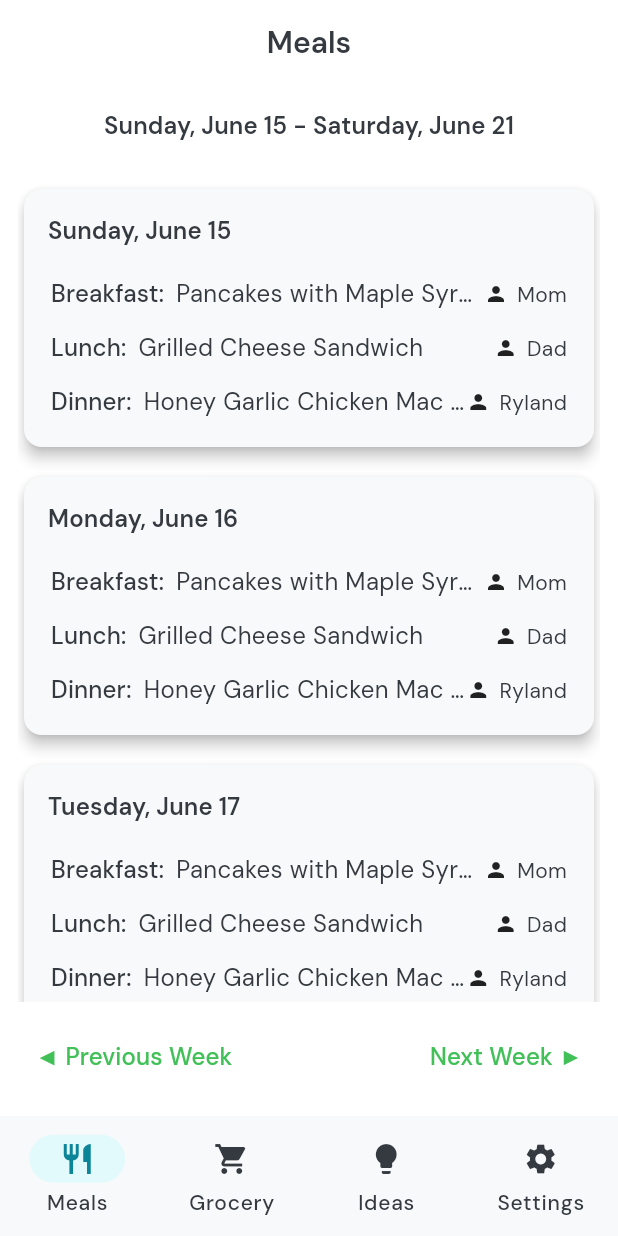
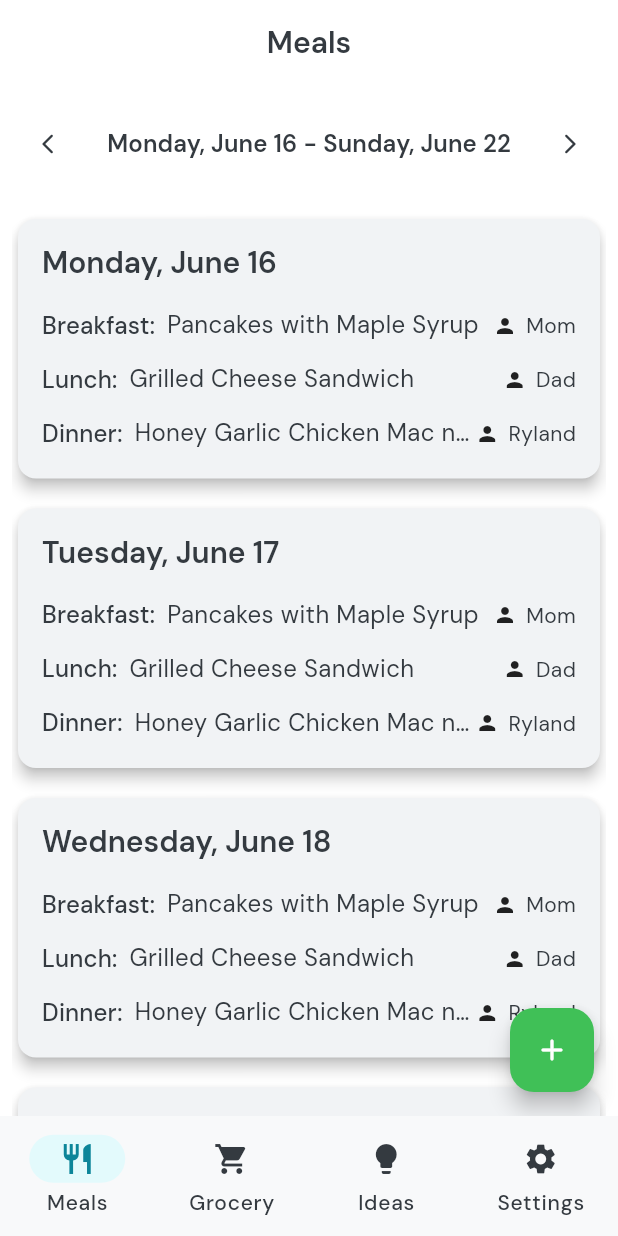
Before and after one commit to Kenz-code/meal_map, a Flutter app: the screen it shows after launch, on a phone screen of 412 x 824 dp. Run offline on Flutter 3.47's test engine with Material 3 defaults, Android fonts, the phone set to English and light mode, and no system bars; our stand-ins replace go_router, google_fonts.

Commit message:
create meal page and meal page work

```diff
--- a/lib/core/theme/theme.dart
+++ b/lib/core/theme/theme.dart
@@ -9,6 +9,7 @@ final ThemeData lightTheme = ThemeData(
   appBarTheme: AppBarTheme(
     backgroundColor: lightColorScheme.surface,
     foregroundColor: lightColorScheme.onSurface,
+    surfaceTintColor: Colors.transparent,
     elevation: 0,
     centerTitle: true,
     titleTextStyle: textTheme.titleLarge
@@ -71,6 +72,10 @@ final ThemeData lightTheme = ThemeData(
     contentTextStyle: textTheme.bodyLarge?.copyWith(color: lightColorScheme.onSurface),
     shape: RoundedRectangleBorder(borderRadius: BorderRadius.circular(20)),
   ),
+  floatingActionButtonTheme: FloatingActionButtonThemeData(
+    backgroundColor: lightColorScheme.primary,
+    foregroundColor: lightColorScheme.onPrimary
+  ),
 );
 
 final ThemeData darkTheme = ThemeData(
@@ -80,6 +85,7 @@ final ThemeData darkTheme = ThemeData(
   appBarTheme: AppBarTheme(
     backgroundColor: darkColorScheme.surface,
     foregroundColor: darkColorScheme.onSurface,
+    surfaceTintColor: Colors.transparent,
     elevation: 0,
     centerTitle: true,
   ),
@@ -143,4 +149,8 @@ final ThemeData darkTheme = ThemeData(
     contentTextStyle: darkTextTheme.bodyLarge?.copyWith(color: darkColorScheme.onSurface),
     shape: RoundedRectangleBorder(borderRadius: BorderRadius.circular(20)),
   ),
+  floatingActionButtonTheme: FloatingActionButtonThemeData(
+      backgroundColor: lightColorScheme.primary,
+      foregroundColor: lightColorScheme.onPrimary
+  ),
 );
--- a/lib/features/home/screens/main.dart
+++ /dev/null
@@ -1,172 +0,0 @@
-import 'package:flutter/material.dart';
-import 'package:intl/intl.dart'; // Add intl to pubspec.yaml
-
-class Meal {
-  String name;
-  String cook;
-
-  Meal({required this.name, required this.cook});
-}
-
-class MealPlan {
-  Meal? breakfast;
-  Meal? lunch;
-  Meal? dinner;
-
-  MealPlan({this.breakfast, this.lunch, this.dinner});
-}
-
-class HomePage extends StatefulWidget {
-  const HomePage({Key? key}) : super(key: key);
-
-  @override
-  State<HomePage> createState() => _HomePageState();
-}
-
-class _HomePageState extends State<HomePage> {
-  DateTime startOfWeek = DateTime.now();
-  late List<MealPlan> weekMeals;
-
-  final List<String> weekdayNames = ['Sunday', 'Monday', 'Tuesday', 'Wednesday', 'Thursday', 'Friday', 'Saturday'];
-
-  @override
-  void initState() {
-    super.initState();
-    _generateDummyMeals();
-  }
-
-  void _generateDummyMeals() {
-    weekMeals = List.generate(7, (index) {
-      return MealPlan(
-        breakfast: Meal(name: 'Pancakes with Maple Syrup', cook: 'Mom'),
-        lunch: Meal(name: 'Grilled Cheese Sandwich', cook: 'Dad'),
-        dinner: Meal(name: 'Honey Garlic Chicken Mac n Cheese', cook: 'Ryland'),
-      );
-    });
-  }
-
-  void _changeWeek(int offset) {
-    setState(() {
-      startOfWeek = startOfWeek.add(Duration(days: 7 * offset));
-      _generateDummyMeals(); // Replace with your real data load
-    });
-  }
-
-  void _editMeal(String type, int dayIndex) {
-    // Your edit/delete logic here
-    debugPrint('Edit $type for day $dayIndex');
-  }
-
-  DateTime get _startOfWeek {
-    // Adjust to Sunday as start of week
-    return startOfWeek.subtract(Duration(days: startOfWeek.weekday % 7));
-  }
-
-  String _formatDate(DateTime date) {
-    // e.g. Monday, May 27, 2025
-    return DateFormat('EEEE, MMMM d').format(date);
-  }
-
-  @override
-  Widget build(BuildContext context) {
-    return Scaffold(
-      appBar: AppBar(
-        title: const Text('Meals'),
-        centerTitle: true,
-      ),
-      body: Padding(
-        padding: const EdgeInsets.symmetric(horizontal: 12, vertical: 16),
-        child: Column(
-          children: [
-            Text(
-              '${_formatDate(_startOfWeek)} - ${_formatDate(_startOfWeek.add(const Duration(days: 6)))}',
-              style: Theme.of(context).textTheme.titleMedium,
-            ),
-            const SizedBox(height: 20),
-            Expanded(
-              child: ListView.builder(
-                itemCount: 7,
-                itemBuilder: (context, index) {
-                  final date = _startOfWeek.add(Duration(days: index));
-                  final mealPlan = weekMeals[index];
-                  final dayName = weekdayNames[date.weekday % 7];
-
-                  return Card(
-                    margin: const EdgeInsets.symmetric(vertical: 10, horizontal: 4),
-                    elevation: 4,
-                    shape: RoundedRectangleBorder(borderRadius: BorderRadius.circular(12)),
-                    child: Padding(
-                      padding: const EdgeInsets.symmetric(vertical: 16, horizontal: 16),
-                      child: Column(
-                        crossAxisAlignment: CrossAxisAlignment.start,
-                        children: [
-                          Text(
-                            "${_formatDate(date)}",
-                            style: Theme.of(context).textTheme.titleMedium,
-                          ),
-                          const SizedBox(height: 16),
-                          _buildMealRow('Breakfast', mealPlan.breakfast, () => _editMeal('breakfast', index)),
-                          const SizedBox(height: 8),
-                          _buildMealRow('Lunch', mealPlan.lunch, () => _editMeal('lunch', index)),
-                          const SizedBox(height: 8),
-                          _buildMealRow('Dinner', mealPlan.dinner, () => _editMeal('dinner', index)),
-                        ],
-                      ),
-                    ),
-                  );
-                },
-              ),
-            ),
-            const SizedBox(height: 12),
-            Row(
-              mainAxisAlignment: MainAxisAlignment.spaceBetween,
-              children: [
-                TextButton(
-                  onPressed: () => _changeWeek(-1),
-                  child: const Text('◀ Previous Week', style: TextStyle(fontSize: 16)),
-                ),
-                TextButton(
-                  onPressed: () => _changeWeek(1),
-                  child: const Text('Next Week ▶', style: TextStyle(fontSize: 16)),
-                ),
-              ],
-            ),
-          ],
-        ),
-      ),
-    );
-  }
-
-  Widget _buildMealRow(String mealLabel, Meal? meal, VoidCallback onLongPress) {
-    return GestureDetector(
-      onLongPress: onLongPress,
-      child: Container(
-        padding: const EdgeInsets.symmetric(vertical: 2, horizontal: 2),
-        child: Row(
-          children: [
-            Text(
-              '$mealLabel:',
-              style: Theme.of(context).textTheme.labelLarge
-            ),
-            const SizedBox(width: 8),
-            Expanded(
-              child: Text(
-                meal?.name ?? '—',
-                style: Theme.of(context).textTheme.bodyLarge,
-                overflow: TextOverflow.ellipsis,
-              ),
-            ),
-            if (meal?.cook != null) ...[
-              const Icon(Icons.person, size: 16),
-              const SizedBox(width: 6),
-              Text(
-                meal!.cook,
-                style: Theme.of(context).textTheme.bodyMedium,
-              ),
-            ],
-          ],
-        ),
-      ),
-    );
-  }
-}
--- /dev/null
+++ b/lib/features/home/screens/meals_page.dart
@@ -0,0 +1,121 @@
+import 'package:flutter/material.dart';
+import 'package:go_router/go_router.dart';
+import 'package:intl/intl.dart';
+import 'package:meal_map/features/home/widgets/day_card.dart';
+
+class Meal {
+  String name;
+  String cook;
+
+  Meal({required this.name, required this.cook});
+}
+
+class MealPlan {
+  Meal? breakfast;
+  Meal? lunch;
+  Meal? dinner;
+
+  MealPlan({this.breakfast, this.lunch, this.dinner});
+}
+
+class HomePage extends StatefulWidget {
+  const HomePage({Key? key}) : super(key: key);
+
+  @override
+  State<HomePage> createState() => _HomePageState();
+}
+
+class _HomePageState extends State<HomePage> {
+  DateTime startOfWeek = DateTime.now();
+  late List<MealPlan> weekMeals;
+
+  final List<String> weekdayNames = ['Monday', 'Tuesday', 'Wednesday', 'Thursday', 'Friday', 'Saturday', 'Sunday'];
+
+  @override
+  void initState() {
+    super.initState();
+    _generateDummyMeals();
+  }
+
+  void _generateDummyMeals() {
+    weekMeals = List.generate(7, (index) {
+      return MealPlan(
+        breakfast: Meal(name: 'Pancakes with Maple Syrup', cook: 'Mom'),
+        lunch: Meal(name: 'Grilled Cheese Sandwich', cook: 'Dad'),
+        dinner: Meal(name: 'Honey Garlic Chicken Mac n Cheese', cook: 'Ryland'),
+      );
+    });
+  }
+
+  void _changeWeek(int offset) {
+    setState(() {
+      startOfWeek = startOfWeek.add(Duration(days: 7 * offset));
+      _generateDummyMeals(); // Replace with your real data load
+    });
+  }
+
+  DateTime get _startOfWeek {
+    // Adjust to Sunday as start of week
+    return startOfWeek.subtract(Duration(days: startOfWeek.weekday - 1));
+
+  }
+
+  String _formatDate(DateTime date) {
+    // e.g. Monday, May 27, 2025
+    return DateFormat('EEEE, MMMM d').format(date);
+  }
+
+  @override
+  Widget build(BuildContext context) {
+    return Scaffold(
+      appBar: AppBar(
+        title: const Text('Meals'),
+        centerTitle: true,
+      ),
+      floatingActionButton: FloatingActionButton(
+        onPressed: () => context.push('/meals/create'),
+        child: Icon(Icons.add_rounded),
+      ),
+      body: Padding(
+        padding: const EdgeInsets.symmetric(horizontal: 8, vertical: 0),
+        child: Column(
+          children: [
+            const SizedBox(height: 16),
+            Row(
+              mainAxisAlignment: MainAxisAlignment.spaceBetween,
+              children: [
+                IconButton(
+                  onPressed: () => _changeWeek(-1),
+                  iconSize: 16,
+                  icon: Icon(Icons.arrow_back_ios_rounded),
+                ),
+                Text(
+                  '${_formatDate(_startOfWeek)} - ${_formatDate(_startOfWeek.add(const Duration(days: 6)))}',
+                  style: Theme.of(context).textTheme.titleMedium,
+                ),
+                IconButton(
+                  onPressed: () => _changeWeek(1),
+                  iconSize: 16,
+                  icon: Icon(Icons.arrow_forward_ios_rounded),
+                ),
+              ],
+            ),
+            const SizedBox(height:16),
+            Expanded(
+              child: ListView.builder(
+                itemCount: 7,
+                itemBuilder: (context, index) {
+                  final date = _startOfWeek.add(Duration(days: index));
+                  final mealPlan = weekMeals[index];
+                  final dayName = weekdayNames[date.weekday % 7];
+
+                  return DayCard(date: date, mealPlan: mealPlan, index: index,);
+                },
+              ),
+            ),
+          ],
+        ),
+      ),
+    );
+  }
+}
--- /dev/null
+++ b/lib/features/home/widgets/day_card.dart
@@ -0,0 +1,51 @@
+import 'package:flutter/material.dart';
+import 'package:intl/intl.dart';
+import 'package:meal_map/features/home/screens/meals_page.dart';
+import 'package:meal_map/features/home/widgets/meal_row.dart';
+
+
+class DayCard extends StatelessWidget {
+  final DateTime date;
+  final MealPlan mealPlan;
+  final int index;
+
+  const DayCard({super.key, required this.date, required this.mealPlan, required this.index});
+
+  String _formatDate(DateTime date) {
+    // e.g. Monday, May 27, 2025
+    return DateFormat('EEEE, MMMM d').format(date);
+  }
+
+  void _editDay(int dayIndex) {
+    // Your edit/delete logic here
+    debugPrint('Edit for day $dayIndex');
+  }
+
+  @override
+  Widget build(BuildContext context) {
+    return Card(
+      margin: const EdgeInsets.symmetric(vertical: 10, horizontal: 4),
+      elevation: 4,
+      shape: RoundedRectangleBorder(borderRadius: BorderRadius.circular(12)),
+      color: Theme.of(context).colorScheme.surfaceContainerHigh,
+      child: Padding(
+        padding: const EdgeInsets.symmetric(vertical: 16, horizontal: 16),
+        child: Column(
+          crossAxisAlignment: CrossAxisAlignment.start,
+          children: [
+            Text(
+              "${_formatDate(date)}",
+              style: Theme.of(context).textTheme.titleLarge,
+            ),
+            const SizedBox(height: 16),
+            MealRow(mealLabel: "Breakfast", meal: mealPlan.breakfast, onLongPress: () => _editDay(index)),
+            const SizedBox(height: 8),
+            MealRow(mealLabel: "Lunch", meal: mealPlan.lunch, onLongPress: () => _editDay(index)),
+            const SizedBox(height: 8),
+            MealRow(mealLabel: "Dinner", meal: mealPlan.dinner, onLongPress: () => _editDay(index)),
+          ],
+        ),
+      ),
+    );
+  }
+}
--- /dev/null
+++ b/lib/features/home/widgets/meal_row.dart
@@ -0,0 +1,44 @@
+import 'package:flutter/material.dart';
+import 'package:meal_map/features/home/screens/meals_page.dart';
+
+class MealRow extends StatelessWidget {
+  final String mealLabel;
+  final Meal? meal;
+  final VoidCallback onLongPress;
+
+  const MealRow({super.key, required this.mealLabel, required this.meal, required this.onLongPress});
+
+  @override
+  Widget build(BuildContext context) {
+    return GestureDetector(
+      onLongPress: onLongPress,
+      child: Container(
+        padding: const EdgeInsets.symmetric(vertical: 2, horizontal: 0),
+        child: Row(
+          children: [
+            Text(
+                '$mealLabel:',
+                style: Theme.of(context).textTheme.labelLarge
+            ),
+            const SizedBox(width: 8),
+            Expanded(
+              child: Text(
+                meal?.name ?? '—',
+                style: Theme.of(context).textTheme.bodyLarge,
+                overflow: TextOverflow.ellipsis,
+              ),
+            ),
+            if (meal?.cook != null) ...[
+              const Icon(Icons.person, size: 16),
+              const SizedBox(width: 6),
+              Text(
+                meal!.cook,
+                style: Theme.of(context).textTheme.bodyMedium,
+              ),
+            ],
+          ],
+        ),
+      ),
+    );
+  }
+}
```
Also changed, not shown: lib/features/home/screens/create_meal_page.dart (added, +148 -0 lines), lib/routes/app_router.dart (+35 -1 lines).
